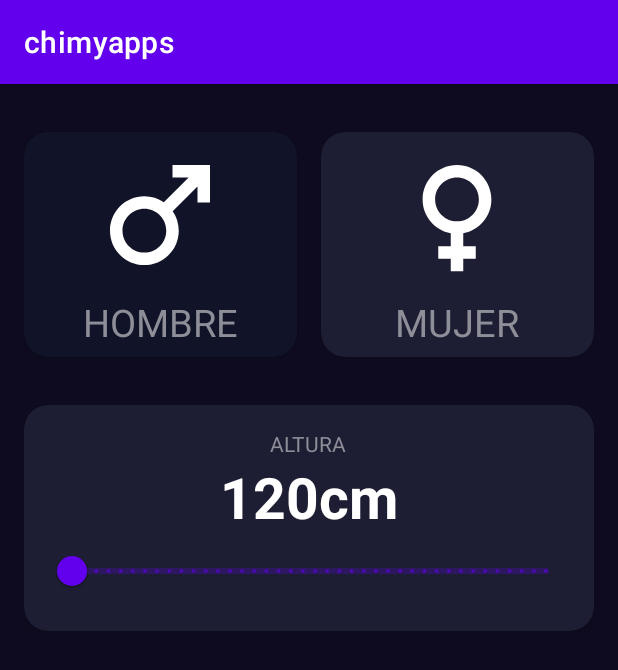
After one commit to chimydevs/AppsKotlin, an Android app: the ImcCalculatorActivity screen opened directly, with no data from a screen before it, on a phone screen of 412 x 824 dp. The commit adds this screen. Shown: the top 670 px of the screen. Run offline under Robolectric (Android 15) with nearby library versions, the phone set to English and light mode, and no system bars.

Commit message:
agregando la app imc al conjunto

```diff
--- a/app/src/main/AndroidManifest.xml
+++ b/app/src/main/AndroidManifest.xml
@@ -13,6 +13,9 @@
         android:theme="@style/Theme.Chimyapps"
         tools:targetApi="31">
         <activity
+            android:name=".IMCcalculator.ImcCalculatorActivity"
+            android:exported="false" />
+        <activity
             android:name=".MenuActivity"
             android:exported="true">
             <intent-filter>
@@ -26,9 +29,7 @@
             android:exported="false" />
         <activity
             android:name=".firstApp.FirstAppActivity"
-            android:exported="true">
-
-        </activity>
+            android:exported="true"></activity>
     </application>
 
 </manifest>
--- /dev/null
+++ b/app/src/main/java/com/chimy/chimyapps/IMCcalculator/ImcCalculatorActivity.kt
@@ -0,0 +1,81 @@
+package com.chimy.chimyapps.IMCcalculator
+
+import android.os.Bundle
+import android.widget.TextView
+import androidx.appcompat.app.AppCompatActivity
+import androidx.cardview.widget.CardView
+import androidx.core.content.ContextCompat
+import com.chimy.chimyapps.R
+import com.google.android.material.slider.RangeSlider
+import java.text.DecimalFormat
+
+class ImcCalculatorActivity : AppCompatActivity() {
+
+    private var isMaleSelected: Boolean = true
+    private var isFemaleSelected: Boolean = false
+
+    private lateinit var viewMale: CardView
+    private lateinit var viewFemale: CardView
+
+    private lateinit var tvHeight: TextView
+    private lateinit var rsHeight: RangeSlider
+
+
+    override fun onCreate(savedInstanceState: Bundle?) {
+        super.onCreate(savedInstanceState)
+        setContentView(R.layout.activity_imc_calculator)
+        initComponents()
+        initListeners()
+        initUI()
+
+    }
+
+    private fun initComponents() {
+        viewMale = findViewById(R.id.viewMale)
+        viewFemale = findViewById(R.id.viewFemale)
+        tvHeight = findViewById(R.id.tvHeight)
+        rsHeight = findViewById(R.id.rsHeight)
+    }
+
+    private fun initListeners() {
+        viewMale.setOnClickListener {
+            changeGender()
+            setGenderColor()
+        }
+        viewFemale.setOnClickListener {
+            changeGender()
+            setGenderColor()
+        }
+        rsHeight.addOnChangeListener { _, value, _ ->
+            val df = DecimalFormat("#.##")
+            val result = df.format(value)
+            tvHeight.text = "$result cm"
+        }
+    }
+
+    private fun changeGender() {
+        isMaleSelected = !isMaleSelected
+        isFemaleSelected = !isFemaleSelected
+    }
+
+    private fun setGenderColor() {
+        viewMale.setCardBackgroundColor(getBackgroundColor(isMaleSelected))
+        viewFemale.setCardBackgroundColor(getBackgroundColor(isFemaleSelected))
+    }
+
+    private fun getBackgroundColor(isSelectedComponent: Boolean): Int {
+
+        val colorReference = if (isSelectedComponent) {
+            R.color.background_component_selected
+        } else {
+            R.color.background_component
+        }
+
+        return ContextCompat.getColor(this, colorReference)
+    }
+
+    private fun initUI() {
+        setGenderColor()
+    }
+
+}
--- a/app/src/main/java/com/chimy/chimyapps/MenuActivity.kt
+++ b/app/src/main/java/com/chimy/chimyapps/MenuActivity.kt
@@ -4,6 +4,7 @@ import android.content.Intent
 import android.os.Bundle
 import android.widget.Button
 import androidx.appcompat.app.AppCompatActivity
+import com.chimy.chimyapps.IMCcalculator.ImcCalculatorActivity
 import com.chimy.chimyapps.firstApp.FirstAppActivity
 
 
@@ -12,10 +13,17 @@ class MenuActivity : AppCompatActivity() {
         super.onCreate(savedInstanceState)
         setContentView(R.layout.activity_menu)
         val btnSaludapp = findViewById<Button>(R.id.btnSaludapp)
+        val btnImcCalculatorActivity = findViewById<Button>(R.id.btnIMCApp)
+        btnImcCalculatorActivity.setOnClickListener{navigateToIMCApp()}
         btnSaludapp.setOnClickListener{navigateToSaludapp()}
     }
 
-    fun navigateToSaludapp(){
+    private fun navigateToIMCApp() {
+        val intent = Intent(this, ImcCalculatorActivity::class.java)
+        startActivity(intent)
+    }
+
+    private fun navigateToSaludapp(){
         val intent = Intent(this, FirstAppActivity::class.java)
         startActivity(intent)
     }
--- /dev/null
+++ b/app/src/main/res/drawable/female_vector.xml
@@ -0,0 +1,5 @@
+<vector android:height="24dp" android:tint="#000000"
+    android:viewportHeight="24" android:viewportWidth="24"
+    android:width="24dp" xmlns:android="http://schemas.android.com/apk/res/android">
+    <path android:fillColor="@android:color/white" android:pathData="M17.5,9.5C17.5,6.46 15.04,4 12,4S6.5,6.46 6.5,9.5c0,2.7 1.94,4.93 4.5,5.4V17H9v2h2v2h2v-2h2v-2h-2v-2.1C15.56,14.43 17.5,12.2 17.5,9.5zM8.5,9.5C8.5,7.57 10.07,6 12,6s3.5,1.57 3.5,3.5S13.93,13 12,13S8.5,11.43 8.5,9.5z"/>
+</vector>
--- /dev/null
+++ b/app/src/main/res/drawable/male_vector.xml
@@ -0,0 +1,5 @@
+<vector android:height="24dp" android:tint="#000000"
+    android:viewportHeight="24" android:viewportWidth="24"
+    android:width="24dp" xmlns:android="http://schemas.android.com/apk/res/android">
+    <path android:fillColor="@android:color/white" android:pathData="M9.5,11c1.93,0 3.5,1.57 3.5,3.5S11.43,18 9.5,18S6,16.43 6,14.5S7.57,11 9.5,11zM9.5,9C6.46,9 4,11.46 4,14.5S6.46,20 9.5,20s5.5,-2.46 5.5,-5.5c0,-1.16 -0.36,-2.23 -0.97,-3.12L18,7.42V10h2V4h-6v2h2.58l-3.97,3.97C11.73,9.36 10.66,9 9.5,9z"/>
+</vector>
--- /dev/null
+++ b/app/src/main/res/layout/activity_imc_calculator.xml
@@ -0,0 +1,134 @@
+<?xml version="1.0" encoding="utf-8"?>
+<androidx.constraintlayout.widget.ConstraintLayout xmlns:android="http://schemas.android.com/apk/res/android"
+    xmlns:app="http://schemas.android.com/apk/res-auto"
+    xmlns:tools="http://schemas.android.com/tools"
+    android:layout_width="match_parent"
+    android:layout_height="match_parent"
+    android:background="@color/background_app"
+    android:paddingHorizontal="16dp"
+    android:paddingVertical="32dp"
+    tools:context=".IMCcalculator.ImcCalculatorActivity">
+
+    <androidx.cardview.widget.CardView
+        android:id="@+id/viewMale"
+        android:layout_width="0dp"
+        android:layout_height="150dp"
+        android:layout_marginEnd="16dp"
+        app:cardBackgroundColor="@color/background_component_selected"
+        app:cardCornerRadius="16dp"
+        app:layout_constraintEnd_toStartOf="@+id/viewFemale"
+        app:layout_constraintStart_toStartOf="parent"
+        app:layout_constraintTop_toTopOf="parent">
+
+        <androidx.appcompat.widget.LinearLayoutCompat
+            android:layout_width="match_parent"
+            android:layout_height="match_parent"
+            android:gravity="center"
+            android:orientation="vertical">
+
+            <ImageView
+                android:layout_width="100dp"
+                android:layout_height="100dp"
+                android:layout_marginBottom="4dp"
+                android:src="@drawable/male_vector"
+                app:tint="@color/white" />
+
+            <TextView
+                android:layout_width="wrap_content"
+                android:layout_height="wrap_content"
+                android:text="@string/male"
+                android:textAllCaps="true"
+                android:textColor="@color/title_text"
+                android:textSize="25dp" />
+
+        </androidx.appcompat.widget.LinearLayoutCompat>
+
+
+    </androidx.cardview.widget.CardView>
+
+    <androidx.cardview.widget.CardView
+        android:id="@+id/viewFemale"
+        android:layout_width="0dp"
+        android:layout_height="150dp"
+        app:cardBackgroundColor="@color/background_component"
+        app:cardCornerRadius="16dp"
+        app:layout_constraintEnd_toEndOf="parent"
+        app:layout_constraintStart_toEndOf="@+id/viewMale"
+        app:layout_constraintTop_toTopOf="parent"
+
+        >
+
+        <androidx.appcompat.widget.LinearLayoutCompat
+            android:layout_width="match_parent"
+            android:layout_height="match_parent"
+            android:gravity="center"
+            android:orientation="vertical">
+
+            <ImageView
+                android:layout_width="100dp"
+                android:layout_height="100dp"
+                android:layout_marginBottom="4dp"
+                android:src="@drawable/female_vector"
+                app:tint="@color/white" />
+
+            <TextView
+                android:layout_width="wrap_content"
+                android:layout_height="wrap_content"
+                android:text="@string/female"
+                android:textAllCaps="true"
+                android:textColor="@color/title_text"
+                android:textSize="25dp" />
+
+        </androidx.appcompat.widget.LinearLayoutCompat>
+
+
+    </androidx.cardview.widget.CardView>
+
+    <androidx.cardview.widget.CardView
+        android:layout_width="0dp"
+        android:layout_height="wrap_content"
+        android:layout_marginTop="32dp"
+        app:cardBackgroundColor="@color/background_component"
+        app:cardCornerRadius="16dp"
+        app:layout_constraintEnd_toEndOf="parent"
+        app:layout_constraintStart_toStartOf="parent"
+        app:layout_constraintTop_toBottomOf="@id/viewMale">
+
+        <androidx.appcompat.widget.LinearLayoutCompat
+            android:layout_width="match_parent"
+            android:layout_height="wrap_content"
+            android:layout_margin="16dp"
+            android:gravity="center"
+            android:orientation="vertical">
+
+            <TextView
+                android:layout_width="wrap_content"
+                android:layout_height="wrap_content"
+                android:text="@string/height"
+                android:textAllCaps="true"
+                android:textColor="@color/title_text" />
+
+            <TextView
+                android:id="@+id/tvHeight"
+                android:layout_width="wrap_content"
+                android:layout_height="wrap_content"
+                android:text="120cm"
+                android:textColor="@color/white"
+                android:textSize="38sp"
+                android:textStyle="bold" />
+
+            <com.google.android.material.slider.RangeSlider
+                android:id="@+id/rsHeight"
+                android:layout_width="match_parent"
+                android:layout_height="wrap_content"
+                android:stepSize="1"
+                android:valueFrom="120"
+                android:valueTo="200" />
+
+        </androidx.appcompat.widget.LinearLayoutCompat>
+
+
+    </androidx.cardview.widget.CardView>
+
+
+</androidx.constraintlayout.widget.ConstraintLayout>
--- a/app/src/main/res/layout/activity_menu.xml
+++ b/app/src/main/res/layout/activity_menu.xml
@@ -16,4 +16,10 @@
         android:layout_height="wrap_content"
         android:text="SaludoApp"/>
 
+    <Button
+        android:id="@+id/btnIMCApp"
+        android:layout_width="match_parent"
+        android:layout_height="wrap_content"
+        android:text="IMCApp"/>
+
 </LinearLayout>
--- a/app/src/main/res/values/colors.xml
+++ b/app/src/main/res/values/colors.xml
@@ -7,4 +7,17 @@
     <color name="teal_700">#FF018786</color>
     <color name="black">#FF000000</color>
     <color name="white">#FFFFFFFF</color>
+
+    <color name="background_component">#1D1E33</color>
+    <color name="background_component_selected">#FF111328</color>
+    <color name="background_app">#0E0B20</color>
+    <color name="background_button">#EB1555</color>
+    <color name="title_text">#FF8D8E98</color>
+    <color name="background_fab">#FF6200EE</color>
+
+    <color name="peso_bajo">#FFEB3B</color>
+    <color name="peso_normal">#4CAF50</color>
+    <color name="peso_sobrepeso">#FF5722</color>
+    <color name="obesidad">#FF1100</color>
+
 </resources>
--- a/app/src/main/res/values/strings.xml
+++ b/app/src/main/res/values/strings.xml
@@ -1,3 +1,6 @@
 <resources>
     <string name="app_name">chimyapps</string>
+    <string name="male">Hombre</string>
+    <string name="female">Mujer</string>
+    <string name="height">Altura</string>
 </resources>
```
